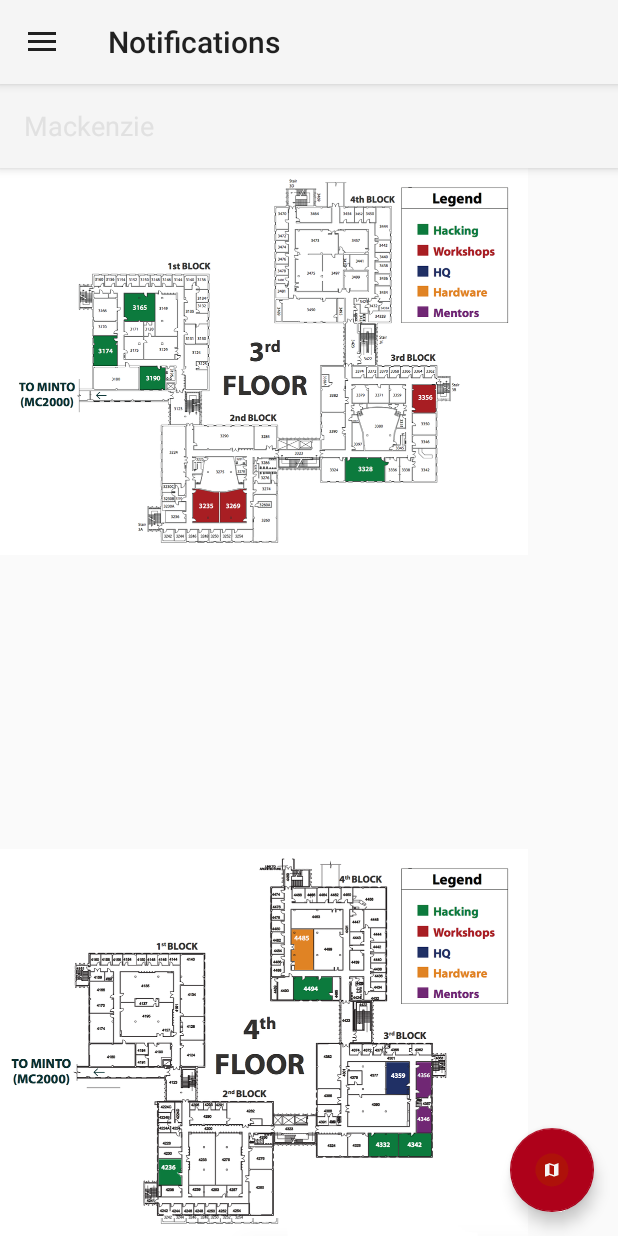
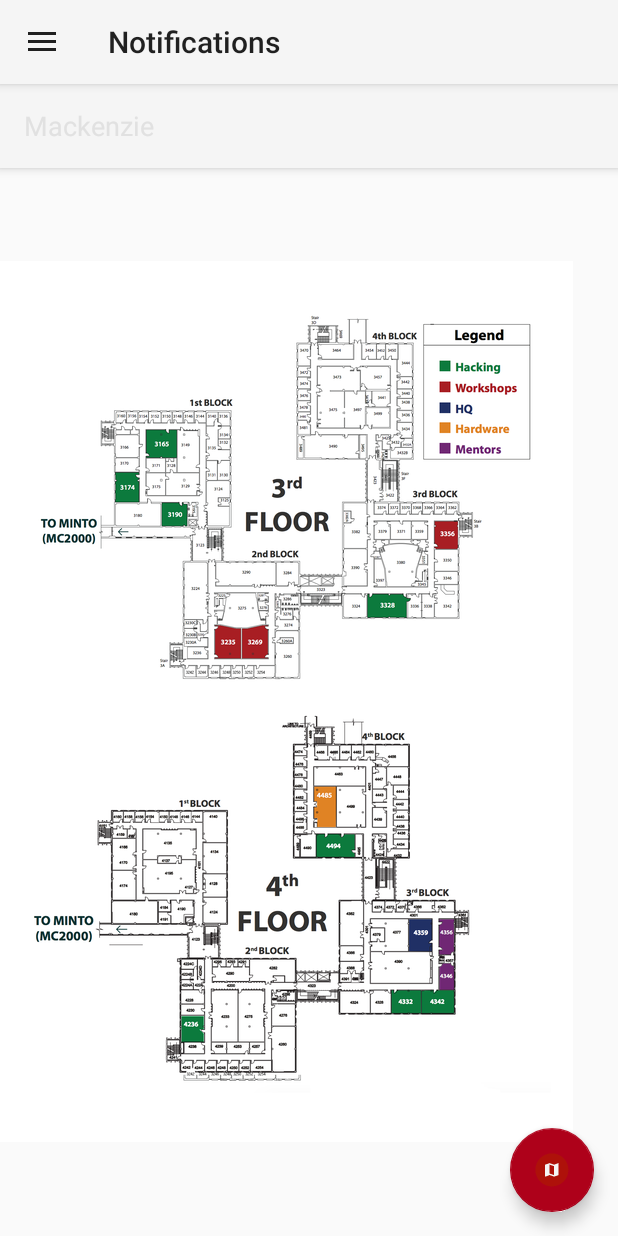
Before and after one commit to cuhacking/CUHackingApp, an Android app: the fragment MapFragment placed in its activity, after a tap on an icon or button, on a phone screen of 412 x 824 dp. Run offline under Robolectric (Android 15) with nearby library versions, the phone set to English and light mode, and no system bars; our stand-ins replace Volley; network calls fail; 1 statement that could not run was skipped; 1 other tap on this screen came first.

Commit message:
Made the Mackenzie map view floor 3 and 4 into one image. Remade exterior map image resource. Improved intractability.

```diff
--- a/App/app/src/main/java/ca/carleton/three_thousand_chore/comp3004/fragments/MapFragment.java
+++ b/App/app/src/main/java/ca/carleton/three_thousand_chore/comp3004/fragments/MapFragment.java
@@ -23,8 +23,7 @@ import ca.carleton.three_thousand_chore.comp3004.R;
  */
 
 public class MapFragment extends Fragment implements View.OnTouchListener{
-    FrameLayout carletonMapLayout;
-    FrameLayout meMapLayout;
+    FrameLayout mapLayout;
     FloatingActionButton fab;
     FloatingActionButton me;
     FloatingActionButton cu;
@@ -32,8 +31,6 @@ public class MapFragment extends Fragment implements View.OnTouchListener{
     TextView meText;
     TextView toolbarText;
     ImageView map;
-    ImageView map2;
-    ImageView map3;
 
     Matrix matrix = new Matrix();
     Matrix savedMatrix = new Matrix();
@@ -66,14 +63,9 @@ public class MapFragment extends Fragment implements View.OnTouchListener{
         cuText = v.findViewById(R.id.cuText);
         toolbarText = v.findViewById(R.id.toolbarText);
         map = v.findViewById(R.id.mapImage);
-        map2 = v.findViewById(R.id.mapImage2);
-        map3 = v.findViewById(R.id.mapImage3);
-        carletonMapLayout = v.findViewById(R.id.carletonMapLayout);
-        meMapLayout = v.findViewById(R.id.meMapLayout);
+        mapLayout = v.findViewById(R.id.mapLayout);
 
         map.setOnTouchListener(this);
-        map2.setOnTouchListener(this);
-        map3.setOnTouchListener(this);
 
         fab.setOnClickListener(new View.OnClickListener() {
             @Override
@@ -99,8 +91,7 @@ public class MapFragment extends Fragment implements View.OnTouchListener{
                 toolbarText.setText("Carleton Campus");
                 cu.hide();
                 me.hide();
-                carletonMapLayout.setVisibility(View.VISIBLE);
-                meMapLayout.setVisibility(View.GONE);
+                map.setImageResource(R.mipmap.exterior_map2);
                 cuText.setVisibility(View.INVISIBLE);
                 meText.setVisibility(View.INVISIBLE);
                 resetZoom(map);
@@ -111,14 +102,12 @@ public class MapFragment extends Fragment implements View.OnTouchListener{
             @Override
             public void onClick(View view) {
                 toolbarText.setText("Mackenzie");
-                carletonMapLayout.setVisibility(View.GONE);
-                meMapLayout.setVisibility(View.VISIBLE);
                 cu.hide();
                 me.hide();
+                map.setImageResource(R.mipmap.me3_4);
                 cuText.setVisibility(View.INVISIBLE);
                 meText.setVisibility(View.INVISIBLE);
-                resetZoom(map2);
-                resetZoom(map3);
+                resetZoom(map);
             }
         });
 
@@ -189,14 +178,14 @@ public class MapFragment extends Fragment implements View.OnTouchListener{
                 break;
         }
         limitDrag(matrix, map);
-        limitDrag(matrix, map2);
-        limitDrag(matrix, map3);
         view.setImageMatrix(matrix);
         return true; // indicate event was handled
     }
 
     public void resetZoom(ImageView v) {
         matrix = new Matrix();
+        savedMatrix = new Matrix();
+        mode = NONE;
         oldDist = 1f;
         v.setImageMatrix(matrix);
         v.invalidate();
--- a/App/app/src/main/res/layout/content_map.xml
+++ b/App/app/src/main/res/layout/content_map.xml
@@ -12,7 +12,7 @@
     android:id="@+id/mapLinearLayout">
 
     <FrameLayout
-        android:id="@+id/carletonMapLayout"
+        android:id="@+id/mapLayout"
         android:layout_width="match_parent"
         android:layout_height="match_parent">
 
@@ -21,33 +21,8 @@
             android:layout_width="match_parent"
             android:layout_height="wrap_content"
             android:layout_gravity="center"
-            android:contentDescription="@string/map_of_carleton"
             android:scaleType="matrix"
-            android:src="@mipmap/exterior_map" />
-
+            android:src="@mipmap/exterior_map2" />
     </FrameLayout>
 
-    <FrameLayout
-        android:id="@+id/meMapLayout"
-        android:layout_width="match_parent"
-        android:layout_height="match_parent"
-        android:visibility="invisible">
-
-        <ImageView
-            android:id="@+id/mapImage2"
-            android:layout_width="match_parent"
-            android:layout_height="wrap_content"
-            android:layout_gravity="top"
-            android:scaleType="matrix"
-            android:src="@mipmap/me3" />
-
-        <ImageView
-            android:id="@+id/mapImage3"
-            android:layout_width="match_parent"
-            android:layout_height="wrap_content"
-            android:layout_gravity="bottom"
-            android:scaleType="matrix"
-            android:src="@mipmap/me4" />
-
-    </FrameLayout>
 </LinearLayout>
```
Also changed, not shown: App/app/src/main/res/mipmap-hdpi/exterior_map2.png (added), App/app/src/main/res/mipmap-hdpi/me3_4.png (added), App/app/src/main/res/mipmap-mdpi/exterior_map2.png (added), App/app/src/main/res/mipmap-mdpi/me3_4.png (added), App/app/src/main/res/mipmap-xhdpi/exterior_map2.png (added), App/app/src/main/res/mipmap-xhdpi/me3_4.png (added), App/app/src/main/res/mipmap-xxhdpi/exterior_map2.png (added), App/app/src/main/res/mipmap-xxhdpi/me3_4.png (added), App/app/src/main/res/mipmap-xxxhdpi/exterior_map2.png (added), App/app/src/main/res/mipmap-xxxhdpi/me3_4.png (added).
